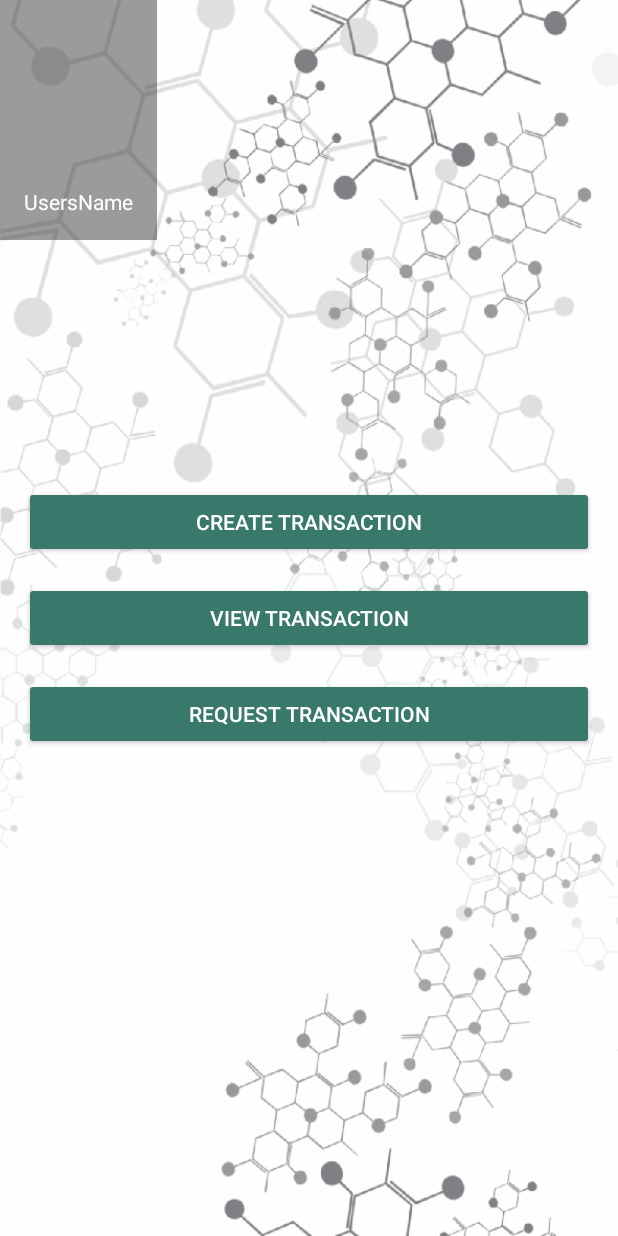
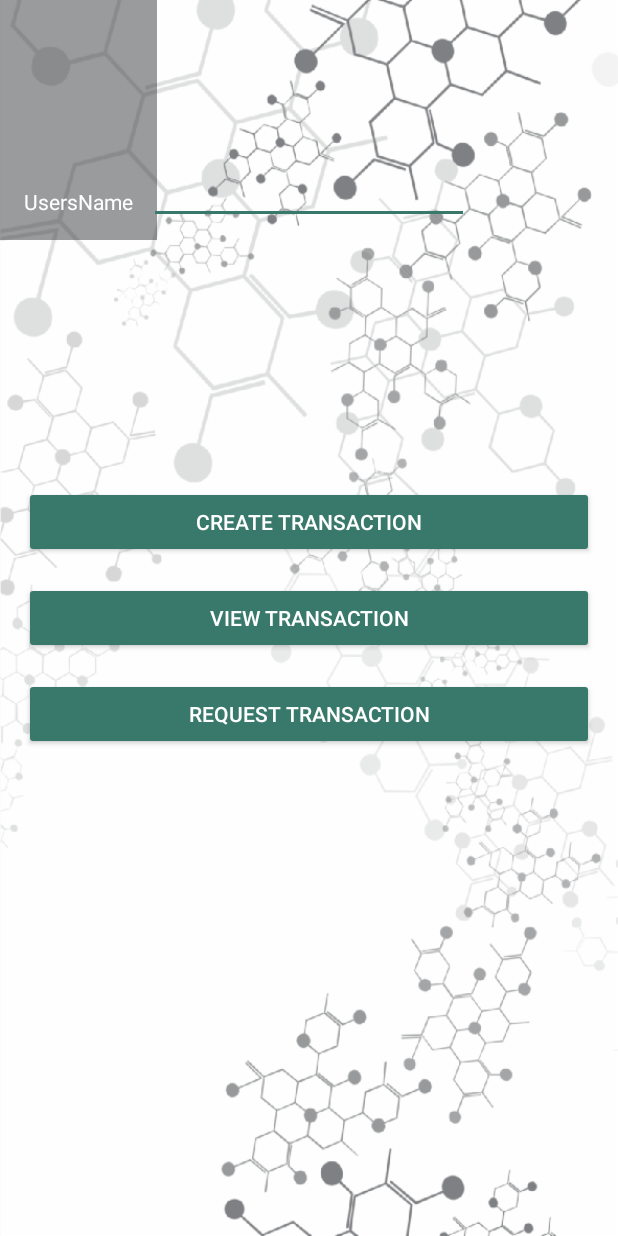
Before and after one commit to cloeg97/finalYearProjectAndroid, an Android app: the Welcome screen opened directly, with no data from a screen before it, on a phone screen of 412 x 824 dp. Run offline under Robolectric (Android 15) with nearby library versions, the phone set to English and light mode, and no system bars; our stand-ins replace Firebase (no records; nobody signed in at launch, a user with empty details on screens opened directly); plain views replace FButton.

Commit message:
Passed email through intent

```diff
--- a/app/src/main/java/project/finalyearapp/LogIn.java
+++ b/app/src/main/java/project/finalyearapp/LogIn.java
@@ -71,6 +71,7 @@ public class LogIn extends AppCompatActivity {
                             if (edtPassword.getText().toString().equals(user.getPassword())) {
                                 Toast.makeText(LogIn.this, "Log In Successful!", Toast.LENGTH_SHORT).show();
                                 Intent mvWelcome = new Intent(LogIn.this, Welcome.class);
+                                mvWelcome.putExtra("Email", email );
                                 Common.currentUser = user;
                                 startActivity(mvWelcome);
                                 finish();
--- a/app/src/main/java/project/finalyearapp/Register.java
+++ b/app/src/main/java/project/finalyearapp/Register.java
@@ -76,6 +76,7 @@ public class Register extends AppCompatActivity {
                             Toast.makeText(Register.this, "Register Successful!", Toast.LENGTH_SHORT).show();
                             finish();
                             Intent mvWelcome = new Intent(Register.this, Welcome.class);
+                            mvWelcome.putExtra("Email", email);
                             startActivity(mvWelcome);
                         }
                     }
--- a/app/src/main/java/project/finalyearapp/Welcome.java
+++ b/app/src/main/java/project/finalyearapp/Welcome.java
@@ -5,6 +5,7 @@ import android.support.v7.app.AppCompatActivity;
 import android.os.Bundle;
 import android.view.View;
 import android.widget.Button;
+import android.widget.EditText;
 import android.widget.TextView;
 
 import com.google.firebase.database.DatabaseReference;
@@ -15,6 +16,8 @@ import project.finalyearapp.Common.Common;
 public class Welcome extends AppCompatActivity {
 
     Button btnMvCreate, btnMvView, btnMvRequest;
+    EditText edtTextEmail;
+
 
     //Firebase Stuff
     FirebaseDatabase database;
@@ -26,10 +29,14 @@ public class Welcome extends AppCompatActivity {
     protected void onCreate(Bundle savedInstanceState) {
         super.onCreate(savedInstanceState);
         setContentView(R.layout.activity_welcome);
+        final String passedEmail= getIntent().getStringExtra("Email");
+
 
         btnMvCreate = (Button) findViewById(R.id.btnMvCreate);
         btnMvView = (Button) findViewById(R.id.btnMvView);
         btnMvRequest = (Button) findViewById(R.id.btnMvRequest);
+        edtTextEmail = (EditText) findViewById(R.id.editTextEmail);
+        edtTextEmail.setText(passedEmail);
 
         //Init Firebase
         database = FirebaseDatabase.getInstance();
@@ -45,7 +52,9 @@ public class Welcome extends AppCompatActivity {
             @Override
             public void onClick(View v) {
                 Intent mvCreate = new Intent(Welcome.this, Create.class);
+                mvCreate.putExtra("Email", passedEmail);
                 startActivity(mvCreate);
+
             }
         });
 
@@ -53,6 +62,8 @@ public class Welcome extends AppCompatActivity {
             @Override
             public void onClick(View v) {
                 Intent mvView = new Intent(Welcome.this, project.finalyearapp.View.class);
+                mvView.putExtra("Email", passedEmail);
+
                 startActivity(mvView);
             }
         });
@@ -61,6 +72,8 @@ public class Welcome extends AppCompatActivity {
             @Override
             public void onClick(View v) {
                 Intent mvRequest = new Intent(Welcome.this, Request.class);
+                mvRequest.putExtra("Email", passedEmail);
+
                 startActivity(mvRequest);
             }
         });
--- a/app/src/main/res/layout/activity_welcome.xml
+++ b/app/src/main/res/layout/activity_welcome.xml
@@ -86,4 +86,15 @@
 
     </LinearLayout>
 
+    <EditText
+        android:id="@+id/editTextEmail"
+        android:layout_width="wrap_content"
+        android:layout_height="wrap_content"
+        android:layout_alignParentTop="true"
+        android:layout_centerHorizontal="true"
+        android:layout_marginTop="104dp"
+        android:ems="10"
+        android:inputType="textPersonName"
+        tools:text="email" />
+
 </RelativeLayout>
```
